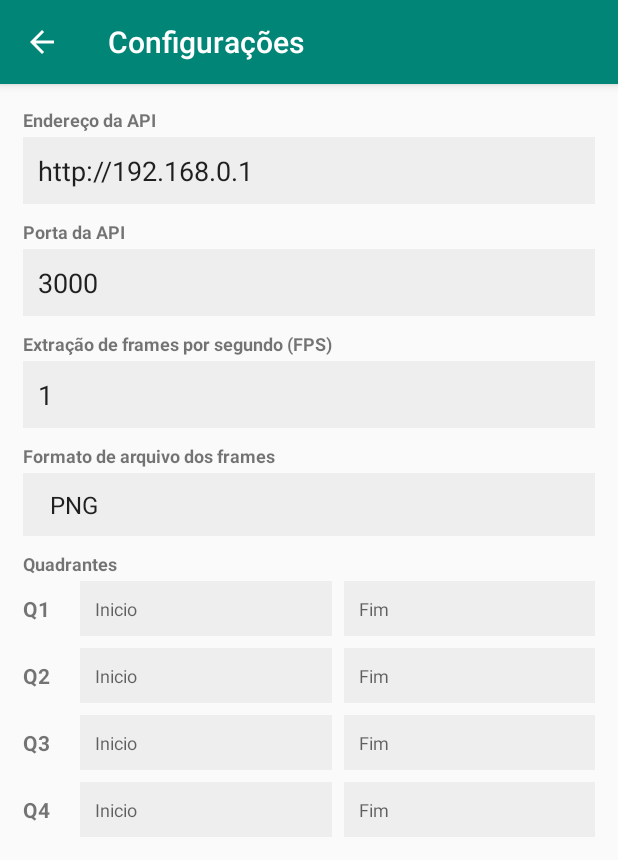
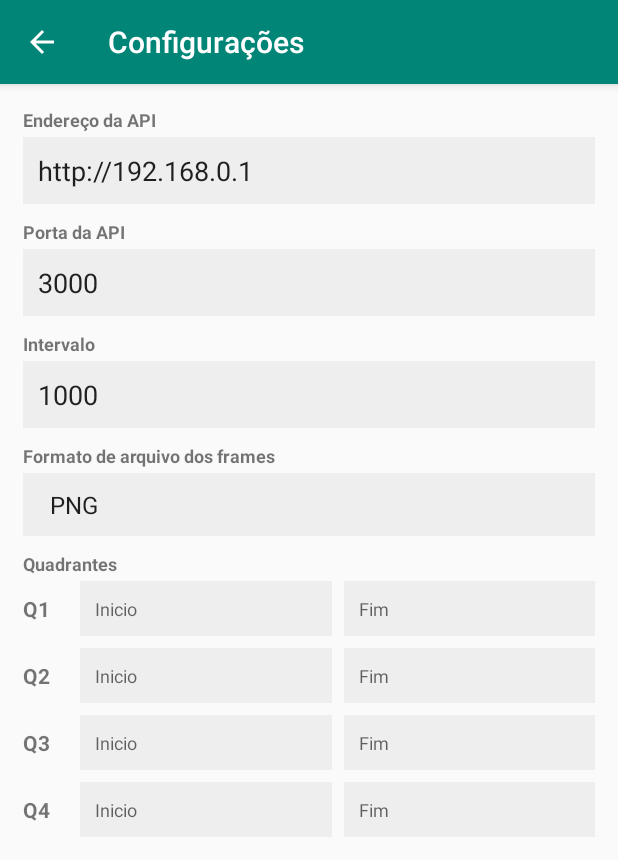
Before and after one commit to LaBECFar/sinae, an Android app: the ConfiguracoesActivity screen opened directly, with no data from a screen before it, after a tap on "SALVAR", on a phone screen of 412 x 824 dp. Shown: the top 860 px of the screen. Run offline under Robolectric (Android 15) with nearby library versions, the phone set to English and light mode, and no system bars; 3 statements that could not run were skipped.

Commit message:
app: change fps to interval
frames per second is now interval in milliseconds

```diff
--- a/app/app/src/main/java/br/com/webgenium/sinae/AnaliseActivity.kt
+++ b/app/app/src/main/java/br/com/webgenium/sinae/AnaliseActivity.kt
@@ -69,7 +69,7 @@ class AnaliseActivity : AppCompatActivity() {
     private fun refreshActivity(){
         analise?.let {
             txt_titulo.text = it.tempo
-            txt_fps.text = getString(R.string.fps_count, it.fps)
+            txt_interval.text = getString(R.string.interval_attr, it.interval)
             txt_placa.text = getString(R.string.board_value, it.placa)
 
             var data = it.dataColeta
--- a/app/app/src/main/java/br/com/webgenium/sinae/ConfiguracoesActivity.kt
+++ b/app/app/src/main/java/br/com/webgenium/sinae/ConfiguracoesActivity.kt
@@ -34,7 +34,7 @@ class ConfiguracoesActivity : AppCompatActivity() {
     private fun loadConfig(){
         loadUrl()
         loadPort()
-        loadFps()
+        loadInterval()
         loadFiletype()
         loadQuadrants()
     }
@@ -79,44 +79,44 @@ class ConfiguracoesActivity : AppCompatActivity() {
         }
     }
 
-    private fun loadFps(){
-        val fps = sharedPreference.getValueInt("fps")
-        if (fps > 0) {
-            et_fps.setText(fps.toString())
+    private fun loadInterval(){
+        val interval = sharedPreference.getValueInt("interval")
+        if (interval > 0) {
+            et_interval.setText(interval.toString())
         } else {
-            et_fps.setText("1")
+            et_interval.setText(getString(R.string.default_interval))
         }
     }
 
     private fun saveConfig() {
         val isPortSaved = savePort()
         val isUrlSaved = saveUrl()
-        val isFpsSaved = saveFps()
+        val isIntervalSaved = saveInterval()
         val isQuadrantsSaved = saveQuadrants()
         val isFiletypeSaved = saveFiletype()
 
-        if(isPortSaved && isUrlSaved && isFpsSaved && isQuadrantsSaved && isFiletypeSaved){
+        if(isPortSaved && isUrlSaved && isIntervalSaved && isQuadrantsSaved && isFiletypeSaved){
             toast(getString(R.string.config_saved), TOAST_SUCCESS)
         } else {
             toast(getString(R.string.config_invalid), TOAST_ERROR)
         }
     }
 
-    private fun saveFps(): Boolean {
-        var fps = 1
+    private fun saveInterval(): Boolean {
+        var interval = 1000
 
-        if(et_fps.text.toString().isNotEmpty()){
-            fps = et_fps.text.toString().toInt()
+        if(et_interval.text.toString().isNotEmpty()){
+            interval = et_interval.text.toString().toInt()
         } else {
-            et_fps.setText(fps)
+            et_interval.setText(interval)
         }
 
-        if (fps <= 0) {
-            et_fps.error = getString(R.string.bigger_than_0)
+        if (interval <= 0) {
+            et_interval.error = getString(R.string.bigger_than_0)
         }
 
-        if(et_fps.error == null){
-            sharedPreference.save("fps", fps)
+        if(et_interval.error == null){
+            sharedPreference.save("interval", interval)
             return true
         }
 
@@ -124,7 +124,7 @@ class ConfiguracoesActivity : AppCompatActivity() {
     }
 
     private fun saveFiletype(): Boolean {
-        var filetype = et_filetype.selectedItem.toString()
+        val filetype = et_filetype.selectedItem.toString()
         sharedPreference.save("filetype", filetype)
         return true
     }
--- a/app/app/src/main/java/br/com/webgenium/sinae/NovaAnaliseActivity.kt
+++ b/app/app/src/main/java/br/com/webgenium/sinae/NovaAnaliseActivity.kt
@@ -69,7 +69,7 @@ class NovaAnaliseActivity : AppCompatActivity() {
     private fun selectVideo(){
         val sharedPreference = SharedPreference( this )
 
-        analise.fps = sharedPreference.getValueInt("fps")
+        analise.interval = sharedPreference.getValueInt("interval")
         analise.tempo = et_tempo.text.toString()
         analise.placa = et_placa.text.toString()
         analise.dataColeta = et_data.tag as String
--- a/app/app/src/main/java/br/com/webgenium/sinae/NovaAnaliseVideoActivity.kt
+++ b/app/app/src/main/java/br/com/webgenium/sinae/NovaAnaliseVideoActivity.kt
@@ -244,7 +244,7 @@ class NovaAnaliseVideoActivity : AppCompatActivity() {
     private fun extractFrames(): List<Frame> {
 
         val frames = mutableListOf<Frame>()
-        val milisecondsToFrame: Long = (1000 / analise.fps).toLong()
+        val milisecondsToFrame: Long = (analise.interval).toLong()
 
         var q = 1
         analise.quadrantes.forEach {
--- a/app/app/src/main/java/br/com/webgenium/sinae/database/AppDatabase.kt
+++ b/app/app/src/main/java/br/com/webgenium/sinae/database/AppDatabase.kt
@@ -11,7 +11,7 @@ import br.com.webgenium.sinae.model.Frame
 
 @Database(
     entities = [Experimento::class, Frame::class, Analise::class],
-    version = 28
+    version = 29
 )
 @TypeConverters(Converters::class)
 abstract class AppDatabase : RoomDatabase(){
--- a/app/app/src/main/java/br/com/webgenium/sinae/model/Analise.kt
+++ b/app/app/src/main/java/br/com/webgenium/sinae/model/Analise.kt
@@ -24,6 +24,8 @@ class Analise : Serializable {
 
     var fps: Int = 1
 
+    var interval: Int = 1000
+
     var quadrantes: List<String> = listOf()
 
     var idserver: String = ""
--- a/app/app/src/main/res/layout/activity_analise.xml
+++ b/app/app/src/main/res/layout/activity_analise.xml
@@ -67,11 +67,11 @@
             android:hint="@string/collection_date"/>
 
         <TextView
-            android:id="@+id/txt_fps"
+            android:id="@+id/txt_interval"
             android:layout_width="match_parent"
             android:layout_height="wrap_content"
             android:textSize="14sp"
-            android:hint="@string/fps"/>
+            android:hint="@string/interval"/>
 
         <TextView
             android:id="@+id/txt_frames"
--- a/app/app/src/main/res/layout/activity_configuracoes.xml
+++ b/app/app/src/main/res/layout/activity_configuracoes.xml
@@ -67,16 +67,16 @@
                 tools:ignore="HardcodedText" />
 
 
-            <!-- Frames por segundo (FPS) -->
+            <!-- Interval -->
             <TextView
                 android:layout_width="match_parent"
                 android:layout_height="wrap_content"
-                android:text="@string/frames_per_second"
+                android:text="@string/interval"
                 android:textSize="12sp"
                 android:textStyle="bold" />
 
             <EditText
-                android:id="@+id/et_fps"
+                android:id="@+id/et_interval"
                 style="@style/Widget.AppCompat.EditText"
                 android:layout_width="match_parent"
                 android:layout_height="wrap_content"
@@ -86,7 +86,7 @@
                 android:importantForAutofill="no"
                 android:inputType="number"
                 android:padding="10dp"
-                android:text="1"
+                android:text="1000"
                 tools:ignore="HardcodedText" />
 
 
--- a/app/app/src/main/res/values/strings.xml
+++ b/app/app/src/main/res/values/strings.xml
@@ -18,7 +18,7 @@
     <string name="btn_start">INICIAR</string>
     <string name="register_experiment_before_begin">Cadastre o experimento no sistema antes de iniciar</string>
     <string name="continue_video_analise">Continue para selecionar o vídeo da analise</string>
-    <string name="fps">Frames por Segundo</string>
+    <string name="interval">Intervalo</string>
     <string name="experiment_time">Tempo do Experimento</string>
     <string name="experiment">Experimento</string>
     <string name="experiments">Experimentos</string>
@@ -29,7 +29,7 @@
     <string name="frames">Frames</string>
     <string name="frames_count">Frames: %s</string>
     <string name="frames_uploaded">Upload de frames concluído</string>
-    <string name="fps_count">FPS: %d</string>
+    <string name="interval_attr">Intervalo: %d</string>
     <string name="analisis">Análises</string>
     <string name="analisis_exclude">Excluir Análises</string>
     <string name="frames_exclude">Excluir Frames</string>
@@ -55,7 +55,7 @@
     <string name="no_frames">Nenhum frame vinculado a essa análise</string>
     <string name="api_port">Porta da API</string>
     <string name="api_url">Endereço da API</string>
-    <string name="frames_per_second">Extração de frames por segundo (FPS)</string>
+    <string name="frames_per_second">Extrair frame a cada quantos milissegundos (ms)</string>
     <string name="title">Título</string>
     <string name="sync_warning_analise">Essa análise não foi salva no servidor, \nclique para sincronizar</string>
     <string name="syncing_warning_analise">Sincronizando …</string>
@@ -81,6 +81,7 @@
     <string name="import_default_quadrants">Importar Padrão</string>
     <string name="file_format">Formato de arquivos</string>
     <string name="frame_file_format">Formato de arquivo dos frames</string>
+    <string name="default_interval">1000</string>
     <string-array name="filetypes">
         <item>PNG</item>
         <item>JPG</item>
```
